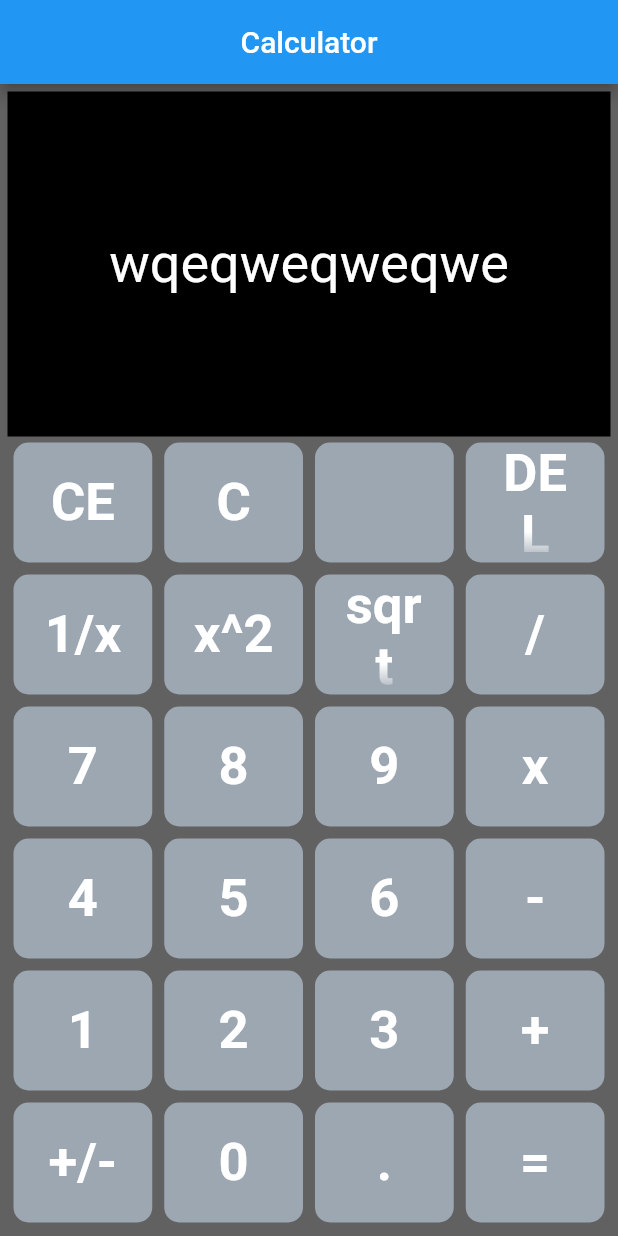
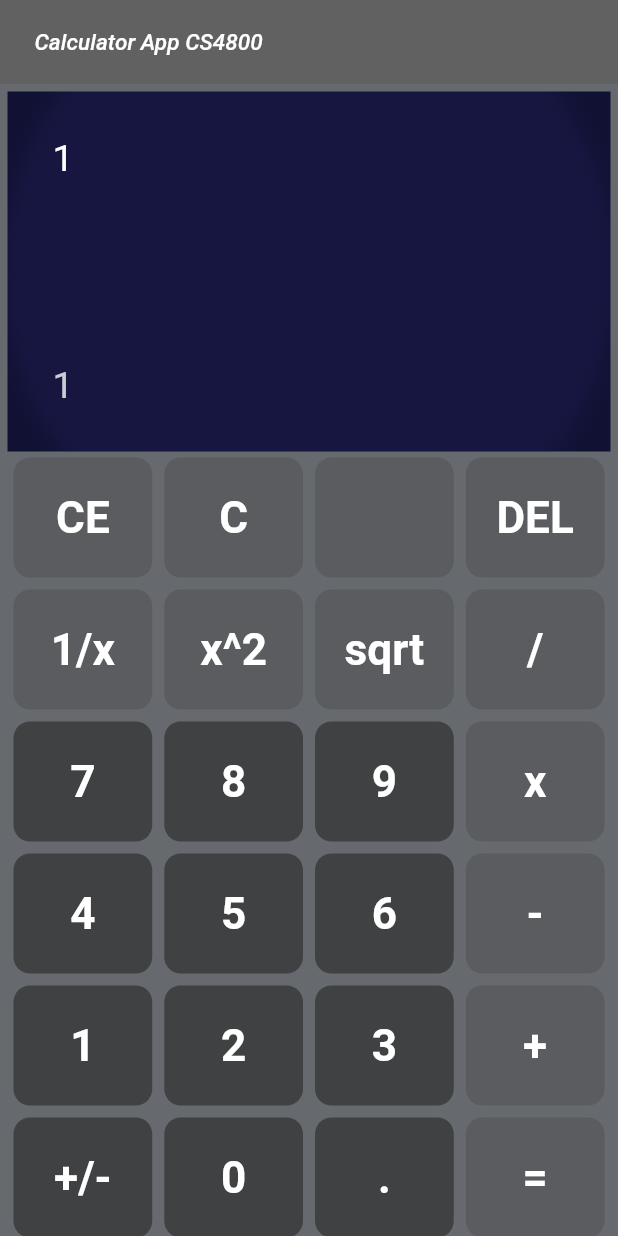
Before and after one commit to squee72564/flutter-dart_calculator, a Flutter app: the screen it shows after launch, on a phone screen of 412 x 824 dp. Run offline on Flutter 3.47's test engine with Material 2 defaults, Android fonts, the phone set to English and light mode, and no system bars; missing offline and left inert: mate; generated files the repository leaves out were written again.

Commit message:
more changes to UI

```diff
--- a/lib/main.dart
+++ b/lib/main.dart
@@ -7,8 +7,5 @@ void main() async {
   final Calculator calculator = Calculator();
   final CalculatorController calculatorController = CalculatorController();
 
-  runApp(CalculatorAppConfigure(
-    calc: calculator,
-    calcController: calculatorController,
-  ));
+  runApp(CalculatorAppConfigure());
 }
--- a/lib/src/View/calc_buttons.dart
+++ b/lib/src/View/calc_buttons.dart
@@ -23,16 +23,16 @@ class CalcButton extends StatelessWidget {
         child: ElevatedButton(
           onPressed: buttontapped,
           style: ElevatedButton.styleFrom(
-            backgroundColor: const Color.fromARGB(255, 156, 167, 177),
+            backgroundColor: color,
             elevation: 0,
             shape: RoundedRectangleBorder(
-              borderRadius: BorderRadius.circular(10),
+              borderRadius: BorderRadius.circular(11),
             ),
           ),
           child: Text(
             buttonText,
             overflow: TextOverflow.fade,
-            textScaleFactor: 2.5,
+            textScaleFactor: 2.1,
             textAlign: TextAlign.center,
             style: TextStyle(
               color: textColor,
--- a/lib/src/View/calc_screen.dart
+++ b/lib/src/View/calc_screen.dart
@@ -11,21 +11,44 @@ class CalcDisplay extends StatefulWidget {
 class _CalcDisplayState extends State<CalcDisplay> {
   @override
   Widget build(BuildContext context) {
-    return Expanded(
-      child: Container(
-        constraints: BoxConstraints.expand(),
-        color: Colors.black,
-        padding: const EdgeInsets.all(10),
-        child: Column(
-          mainAxisAlignment: MainAxisAlignment.center,
-          children: [
-            Text(
-              'wqeqweqweqwe',
-              overflow: TextOverflow.ellipsis,
-              style: TextStyle(color: Colors.white, fontSize: 36),
-            ),
+    return Container(
+      constraints: const BoxConstraints(
+        minHeight: 0,
+        maxHeight: 240,
+        minWidth: double.infinity,
+        maxWidth: double.infinity,
+      ),
+      padding: const EdgeInsets.all(30),
+      decoration: const BoxDecoration(
+        gradient: RadialGradient(
+          center: Alignment(0, 0),
+          radius: .9,
+          colors: <Color>[
+            Color.fromARGB(255, 22, 22, 65),
+            Color(0xFF111133),
           ],
+          stops: <double>[0.9, 1.0],
         ),
+      ),
+      child: Column(
+        mainAxisAlignment: MainAxisAlignment.end,
+        crossAxisAlignment: CrossAxisAlignment.stretch,
+        children: [
+          Text(
+            '1',
+            overflow: TextOverflow.ellipsis,
+            style: TextStyle(color: Colors.white, fontSize: 25),
+            maxLines: 3,
+          ),
+          Spacer(flex: 2),
+          Text(
+            '1',
+            overflow: TextOverflow.ellipsis,
+            style: TextStyle(
+                color: Color.fromARGB(199, 255, 255, 255), fontSize: 25),
+            maxLines: 3,
+          ),
+        ],
       ),
     );
   }
--- a/lib/src/View/calculator_ui.dart
+++ b/lib/src/View/calculator_ui.dart
@@ -3,13 +3,8 @@ import 'package:flutter_app1/src/View/calc_buttons.dart';
 import 'package:flutter_app1/src/View/calc_screen.dart';
 
 class CalculatorUI extends StatefulWidget {
-  final calc;
-  final calcController;
-
   const CalculatorUI({
     super.key,
-    required this.calc,
-    required this.calcController,
   });
 
   @override
@@ -17,72 +12,75 @@ class CalculatorUI extends StatefulWidget {
 }
 
 class _CalculatorUIState extends State<CalculatorUI> {
-  var input = '';
-  var answer = '';
-
   @override
   Widget build(BuildContext context) {
-    return Scaffold(
-      body: SafeArea(
-        child: Container(
-          color: Colors.grey[700],
-          padding: const EdgeInsets.all(5.0),
+    return SafeArea(
+      child: Container(
+        color: const Color.fromARGB(255, 102, 106, 110),
+        padding: const EdgeInsets.all(5.0),
+        child: Expanded(
           child: Column(
             mainAxisAlignment: MainAxisAlignment.center,
             crossAxisAlignment: CrossAxisAlignment.center,
             children: <Widget>[
               CalcDisplay(),
               CalcRow(
+                //CE C " " DEL
                 buttonColors: const [
-                  Color.fromARGB(255, 156, 167, 177),
-                  Color.fromARGB(255, 156, 167, 177),
-                  Color.fromARGB(255, 156, 167, 177),
-                  Color.fromARGB(255, 206, 214, 221),
+                  Color.fromARGB(255, 90, 92, 95),
+                  Color.fromARGB(255, 90, 92, 95),
+                  Color.fromARGB(255, 90, 92, 95),
+                  Color.fromARGB(255, 90, 92, 95),
                 ],
                 buttonTexts: const ["CE", "C", " ", "DEL"],
               ),
               CalcRow(
+                //1/x x^2 sqrt /
                 buttonColors: const [
-                  Color.fromARGB(255, 156, 167, 177),
-                  Color.fromARGB(255, 156, 167, 177),
-                  Color.fromARGB(255, 156, 167, 177),
-                  Color.fromARGB(255, 206, 214, 221),
+                  Color.fromARGB(255, 90, 92, 95),
+                  Color.fromARGB(255, 90, 92, 95),
+                  Color.fromARGB(255, 90, 92, 95),
+                  Color.fromARGB(255, 90, 92, 95),
                 ],
                 buttonTexts: const ["1/x", "x^2", "sqrt", "/"],
               ),
               CalcRow(
+                // 7 8 9 x
                 buttonColors: const [
-                  Color.fromARGB(255, 156, 167, 177),
-                  Color.fromARGB(255, 156, 167, 177),
-                  Color.fromARGB(255, 156, 167, 177),
-                  Color.fromARGB(255, 206, 214, 221),
+                  Color.fromARGB(255, 63, 65, 66),
+                  Color.fromARGB(255, 63, 65, 66),
+                  Color.fromARGB(255, 63, 65, 66),
+                  Color.fromARGB(255, 90, 92, 95),
                 ],
                 buttonTexts: const ["7", "8", "9", "x"],
               ),
               CalcRow(
+                // 4 5 6 -
                 buttonColors: const [
-                  Color.fromARGB(255, 156, 167, 177),
-                  Color.fromARGB(255, 156, 167, 177),
-                  Color.fromARGB(255, 156, 167, 177),
-                  Color.fromARGB(255, 206, 214, 221),
+                  Color.fromARGB(255, 63, 65, 66),
+                  Color.fromARGB(255, 63, 65, 66),
+                  Color.fromARGB(255, 63, 65, 66),
+                  Color.fromARGB(255, 90, 92, 95),
                 ],
                 buttonTexts: const ["4", "5", "6", "-"],
               ),
               CalcRow(
+                // 1 2 3 +
                 buttonColors: const [
-                  Color.fromARGB(255, 156, 167, 177),
-                  Color.fromARGB(255, 156, 167, 177),
-                  Color.fromARGB(255, 156, 167, 177),
-                  Color.fromARGB(255, 206, 214, 221),
+                  Color.fromARGB(255, 63, 65, 66),
+                  Color.fromARGB(255, 63, 65, 66),
+                  Color.fromARGB(255, 63, 65, 66),
+                  Color.fromARGB(255, 90, 92, 95),
                 ],
                 buttonTexts: const ["1", "2", "3", "+"],
               ),
               CalcRow(
+                // +- 0 . =
                 buttonColors: const [
-                  Color.fromARGB(255, 156, 167, 177),
-                  Color.fromARGB(255, 156, 167, 177),
-                  Color.fromARGB(255, 156, 167, 177),
-                  Color.fromARGB(255, 206, 214, 221),
+                  Color.fromARGB(255, 63, 65, 66),
+                  Color.fromARGB(255, 63, 65, 66),
+                  Color.fromARGB(255, 63, 65, 66),
+                  Color.fromARGB(255, 90, 92, 95),
                 ],
                 buttonTexts: const ["+/-", "0", ".", "="],
               ),
--- a/lib/src/app_init.dart
+++ b/lib/src/app_init.dart
@@ -5,13 +5,8 @@ import 'View/calculator_ui.dart';
 
 /// The Widget that initially configures the application language settings.
 class CalculatorAppConfigure extends StatelessWidget {
-  final calc;
-  final calcController;
-
   const CalculatorAppConfigure({
     super.key,
-    required this.calc,
-    required this.calcController,
   });
 
   @override
@@ -45,19 +40,27 @@ class CalculatorAppConfigure extends StatelessWidget {
       onGenerateTitle: (BuildContext context) =>
           AppLocalizations.of(context)!.appTitle,
 
-      theme: new ThemeData(
+      theme: ThemeData(
         scaffoldBackgroundColor: Colors.grey[700],
       ),
 
       home: Scaffold(
         appBar: AppBar(
-          centerTitle: true,
-          title: const Text("Calculator"),
+          centerTitle: false,
+          elevation: 0,
+          backgroundColor: Colors.transparent,
+          title: Container(
+            margin: const EdgeInsets.only(left: 7),
+            child: const Text(
+              "Calculator App CS4800",
+              style: TextStyle(
+                fontSize: 15,
+                fontStyle: FontStyle.italic,
+              ),
+            ),
+          ),
         ),
-        body: CalculatorUI(
-          calc: calc,
-          calcController: calcController,
-        ),
+        body: CalculatorUI(),
       ),
     );
   }
--- a/pubspec.yaml
+++ b/pubspec.yaml
@@ -14,8 +14,7 @@ dependencies:
   expressions: ^0.2.4
   flutter:
     sdk: flutter
-  flutter_hooks: ^0.18.0
-  hooks_riverpod: ^2.0.0-dev.9
+  flutter_riverpod: ^2.0.0-dev.9
   flutter_localizations:
     sdk: flutter
   mate: ^0.0.5
```
Also changed, not shown: lib/src/Provider/calculator_provider.dart (renamed from lib/src/Controller/calculator_controller.dart), pubspec.lock.
